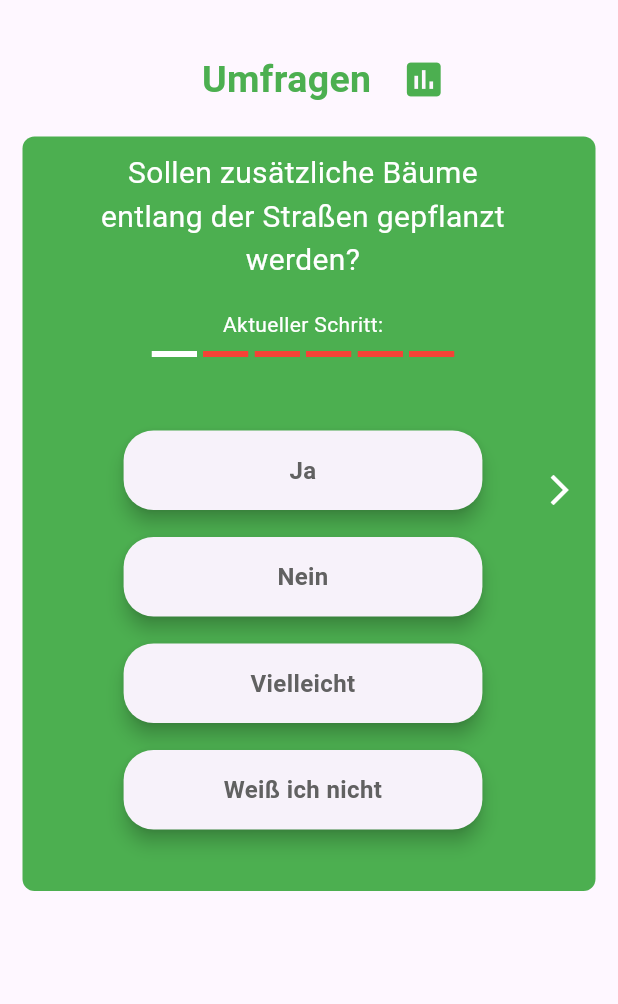
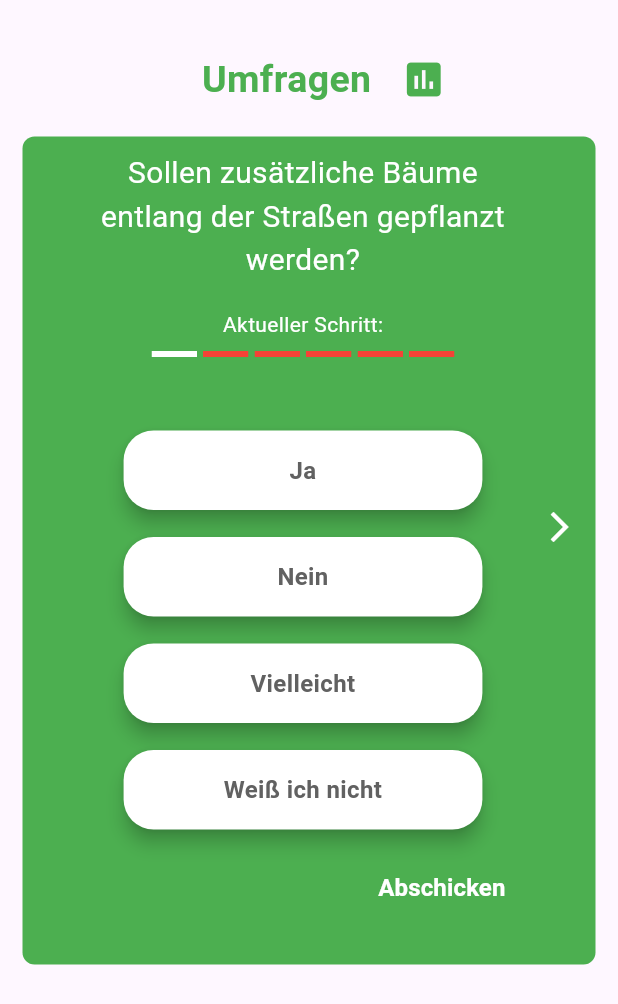
Before and after one commit to Sudki88kurdo/flutter_projekt_App_PartieBremen, a Flutter app: the Poll widget shown alone on an empty page, opened directly, on a phone screen of 412 x 824 dp. Shown: the top 1004 px of the screen. Run offline on Flutter 3.47's test engine with Material 3 defaults, Android fonts, the phone set to English and light mode, and no system bars; drawn by our look-alikes of step_progress_indicator; our stand-ins replace cloud_firestore, dio, easy_localization, flutter_bloc, flutter_map, flutter_native_splash and 11 more; missing offline and left inert: bloc_presentation, dart:ffi, geocode; accounts and stored records are empty; generated files the repository leaves out were written again; network calls fail.

Commit message:
antworten und abschicken moeglich

```diff
--- a/lib/presentation/poiView/logic.dart
+++ b/lib/presentation/poiView/questions.dart
@@ -4,20 +4,25 @@ Quizmodel loadQuestion(int questionIndex) {
   List<String> defaultAnswers = ['Ja', 'Nein', 'Vielleicht', 'Weiß ich nicht'];
   List<Quizmodel> questionList = [
     Quizmodel(
+      1,
       'Sollen zusätzliche Bäume entlang der Straßen gepflanzt werden?',
       defaultAnswers,
     ),
     Quizmodel(
+      2,
       'Soll es eine Erweiterung von Parks geben?',
       defaultAnswers,
     ),
-    Quizmodel('Soll es mehr Fahrradwege geben?', defaultAnswers),
-    Quizmodel('Soll verkehrsberuhigten Zonen gebaut werden?', defaultAnswers),
+    Quizmodel(3, 'Soll es mehr Fahrradwege geben?', defaultAnswers),
     Quizmodel(
+        4, 'Soll verkehrsberuhigten Zonen gebaut werden?', defaultAnswers),
+    Quizmodel(
+      5,
       'Sollen neue Spiel- oder Sportplätze gebaut werden?',
       defaultAnswers,
     ),
     Quizmodel(
+      6,
       'Sollen öffentliche Bereiche barrierefreier zuänglich sein?',
       defaultAnswers,
     ),
--- a/lib/presentation/poiView/quiz_model.dart
+++ b/lib/presentation/poiView/quiz_model.dart
@@ -1,7 +1,7 @@
 class Quizmodel {
+  int id;
   String question;
   var answers = [];
 
-  Quizmodel(this.question, this.answers);
-
+  Quizmodel(this.id, this.question, this.answers);
 }
--- a/lib/presentation/poiView/widgets/poll.dart
+++ b/lib/presentation/poiView/widgets/poll.dart
@@ -1,5 +1,5 @@
 import 'package:flutter/material.dart';
-import 'package:flutter_app/presentation/poiView/logic.dart';
+import 'package:flutter_app/presentation/poiView/questions.dart';
 import 'package:flutter_app/presentation/poiView/widgets/poll_answer.dart';
 import 'package:step_progress_indicator/step_progress_indicator.dart';
 
@@ -13,6 +13,8 @@ class Poll extends StatefulWidget {
 class _PollState extends State<Poll> {
   int currentStep = 1;
   int totalSteps = 6;
+  var selectedAnswerMap = {};
+  bool isSent = false;
 
   @override
   Widget build(BuildContext context) {
@@ -26,7 +28,7 @@ class _PollState extends State<Poll> {
               Padding(
                 padding: const EdgeInsets.all(20.0),
                 child: Text(
-                  "Umfragen",
+                  'Umfragen',
                   style: TextStyle(
                     fontSize: 25,
                     fontWeight: FontWeight.bold,
@@ -111,7 +113,7 @@ class _PollState extends State<Poll> {
         Padding(
           padding: const EdgeInsets.all(8.0),
           child: Text(
-            "Aktueller Schritt:",
+            'Aktueller Schritt:',
             style: TextStyle(
               color: Colors.white,
               fontSize: 14,
@@ -132,10 +134,73 @@ class _PollState extends State<Poll> {
           question.answers.length,
           (int index) {
             var answer = question.answers[index];
-            return answerCard(answer, context);
+            var isSelected = selectedAnswerMap[question.id] == index;
+            return GestureDetector(
+              child: answerCard(answer, context, isSelected),
+              onTap: () {
+                setState(() {
+                  if (isSelected) {
+                    selectedAnswerMap[question.id] = null;
+                  } else {
+                    selectedAnswerMap[question.id] = index;
+                    Future.delayed(Duration(milliseconds: 500), () {
+                      loadNewQuestion(questionNumber + 1);
+                    });
+                  }
+                });
+              },
+            );
           },
         )),
+        Container(
+          alignment: Alignment.bottomRight,
+          child: TextButton(
+            onPressed: () {
+              if (!isSent) {
+                setState(() {
+                  isSent = true;
+                });
+                sendAnswers();
+              } else {
+                _showErrorMessage();
+              }
+            },
+            child: Padding(
+              padding: const EdgeInsets.only(top: 10, left: 10),
+              child: Text(
+                'Abschicken',
+                style: TextStyle(
+                  fontSize: 16,
+                  color: Colors.white,
+                  fontWeight: FontWeight.bold,
+                ),
+              ),
+            ),
+          ),
+        ),
       ],
     );
   }
+
+  void _showErrorMessage() {
+    ScaffoldMessenger.of(context).removeCurrentSnackBar();
+    ScaffoldMessenger.of(context).showSnackBar(
+        SnackBar(
+          content: new Text('Sie haben die Umfrage bereits abgeschickt!'),
+          backgroundColor: Colors.red,
+        )
+    );
+  }
+
+  void loadNewQuestion(int questionNumber) {
+    setState(() {
+      if (questionNumber <= totalSteps) {
+        currentStep = questionNumber;
+      }
+    });
+  }
+
+  void sendAnswers() {
+    selectedAnswerMap.clear();
+  }
 }
--- a/lib/presentation/poiView/widgets/poll_answer.dart
+++ b/lib/presentation/poiView/widgets/poll_answer.dart
@@ -1,14 +1,14 @@
 import 'package:flutter/material.dart';
 
-Widget answerCard(String text, BuildContext context) {
+Widget answerCard(String text, BuildContext context, bool isSelected) {
   return Padding(
     padding: const EdgeInsets.all(5.0),
     child: Container(
       width: MediaQuery.of(context).size.width * 0.6,
       child: Card(
         shape: RoundedRectangleBorder(
-            borderRadius: BorderRadius.all(Radius.circular(20))
-          ),
+            borderRadius: BorderRadius.all(Radius.circular(20))),
+        color: isSelected ? Colors.grey.shade400 : Colors.white,
         elevation: 5,
         child: Padding(
           padding: EdgeInsets.all(15.0),
```
Lines whose indentation alone changed are shown as unchanged.
